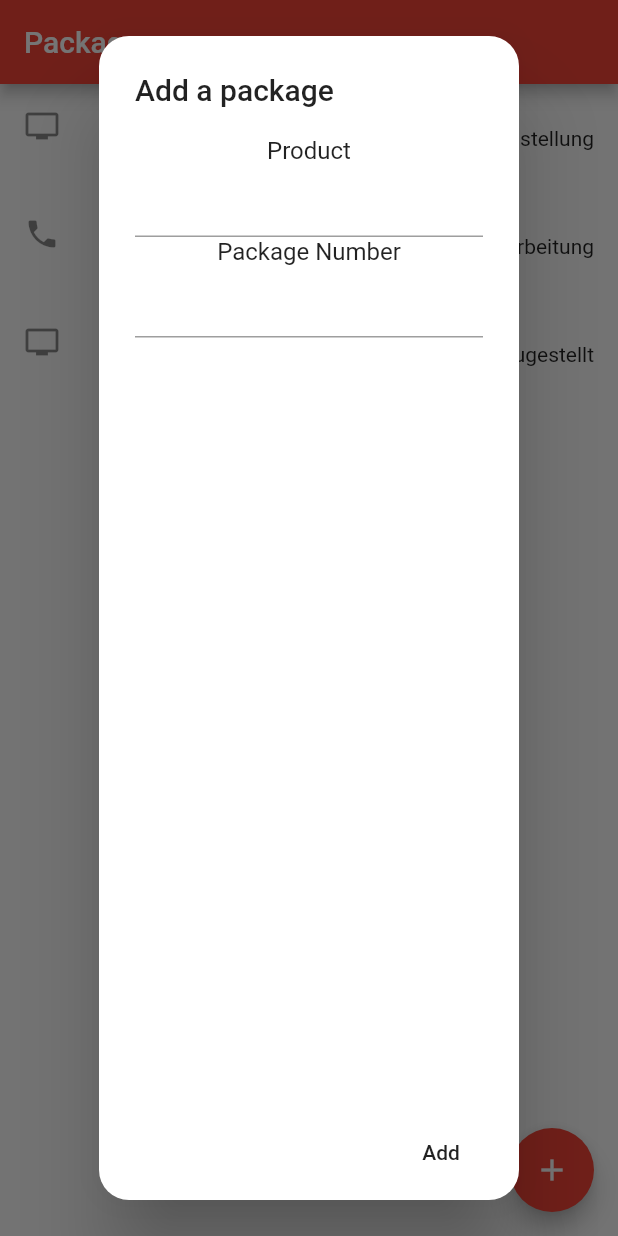
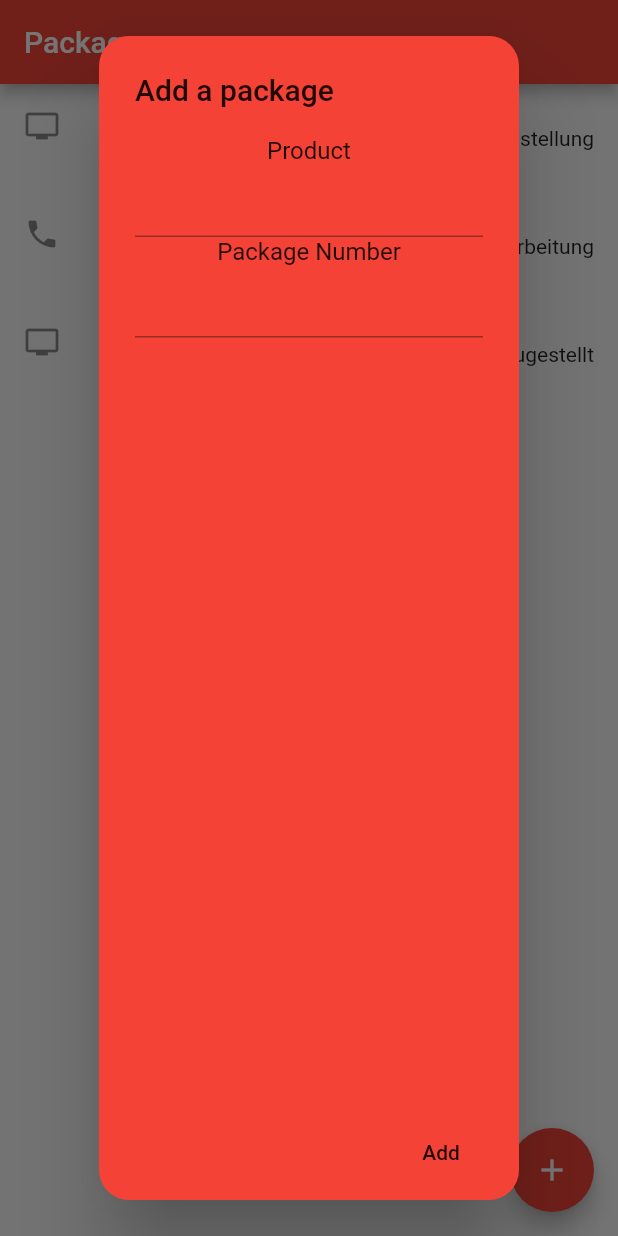
Before and after one commit to qt1337/PackageDeliveryBoi, a Flutter app: the screen it shows after launch, after a tap on the "add" icon, on a phone screen of 412 x 824 dp. Run offline on Flutter 3.47's test engine with Material 2 defaults, Android fonts, the phone set to English and light mode, and no system bars.

Commit message:
:bug: Added "BarrierDismissible: false"
- and backgroundColor...

```diff
--- a/lib/views/PackageListView.dart
+++ b/lib/views/PackageListView.dart
@@ -44,7 +44,9 @@ class _PackageListState extends State<PackageList> {
     TextEditingController customControllerName = new TextEditingController();
     TextEditingController customControllerId = new TextEditingController();
 
-    return showDialog(context: context, builder: (context) {
+    return showDialog(
+      context: context,
+      builder: (context) {
         return AlertDialog(
           title: Text("Add a package"),
           content: getTextFieldsForDialog(customControllerName, customControllerId),
@@ -59,12 +61,14 @@ class _PackageListState extends State<PackageList> {
               },
             )
           ],
+          backgroundColor: Colors.red,
           shape: RoundedRectangleBorder(
             borderRadius:
               BorderRadius.circular(20.0)
           ),
         );
-    });
+      },
+      barrierDismissible: false);
   }
 
   Widget getTextFieldsForDialog(TextEditingController controllerName, TextEditingController controllerId) {
```
Lines whose indentation alone changed are shown as unchanged.
